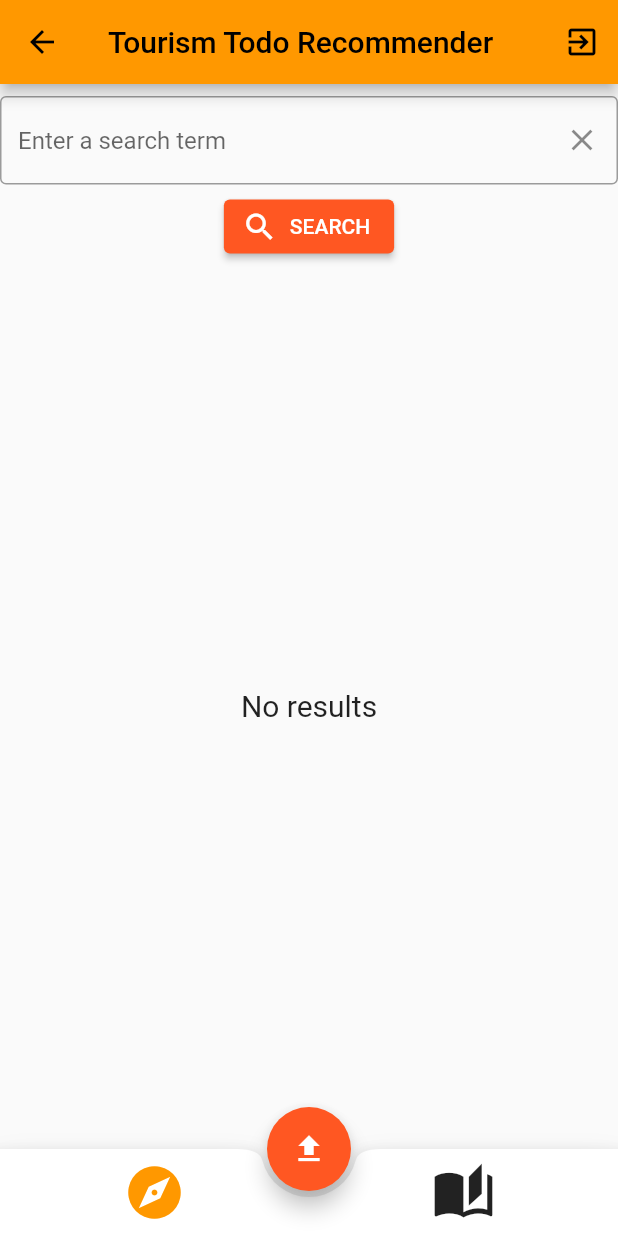
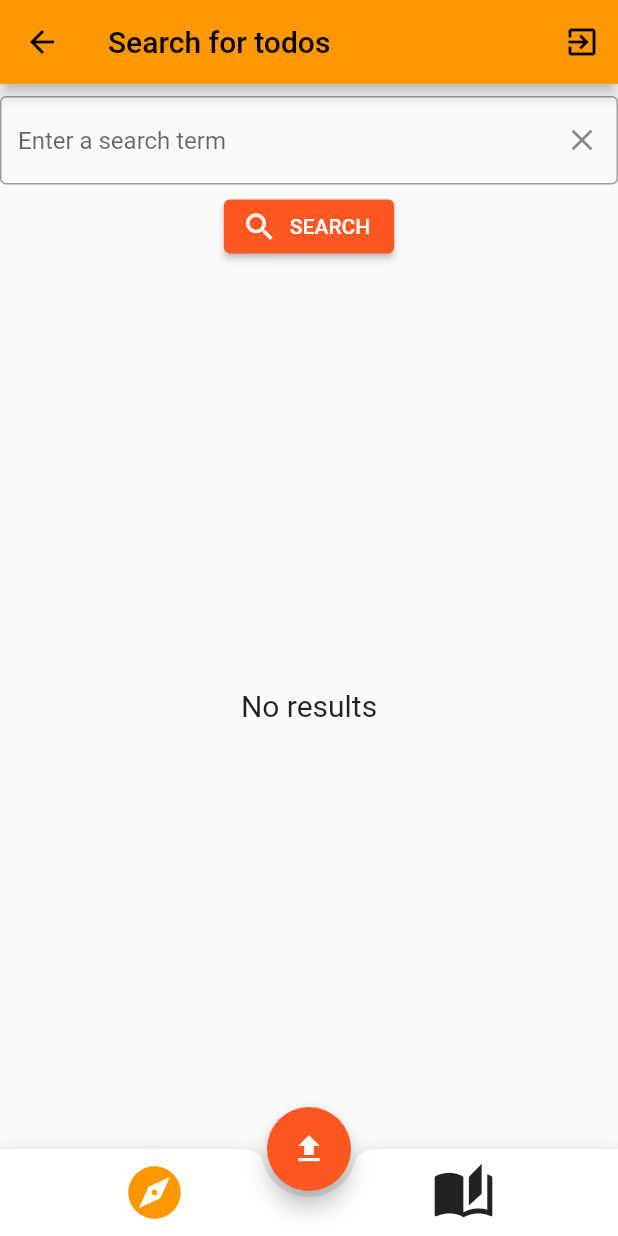
Before and after one commit to whattila/tourism_todo_recommender, a Flutter app: the HomeView screen opened directly, after a tap on "SEARCH", on a phone screen of 412 x 824 dp. Run offline on Flutter 3.47's test engine with Material 2 defaults, Android fonts, the phone set to English and light mode, and no system bars; our stand-ins replace bloc, cloud_firestore, equatable, firebase_auth, firebase_core, flutter_bloc and 3 more; missing offline and left inert: flow_builder; accounts and stored records are empty.

Commit message:
Refined UI and todo uploading/editing

```diff
--- a/lib/bloc/home/home_state.dart
+++ b/lib/bloc/home/home_state.dart
@@ -1,7 +1,7 @@
 import 'package:equatable/equatable.dart';
 
 /// These values represent the tabs available on the ButtomAppBar
-enum HomeTab {search, own}
+enum HomeTab { search, own }
 
 /// {@template home_state}
 /// It keeps record of which tab is selected on the ButtomAppBar
@@ -16,4 +16,16 @@ class HomeState extends Equatable {
 
   @override
   List<Object> get props => [tab];
+
+  /// The string representation of the selected tab.
+  /// tab can only have the two HomeTab values as it is non-nullable so this function will always return.
+  @override
+  String toString() {
+    switch (tab) {
+      case HomeTab.search:
+        return 'Search for todos';
+      case HomeTab.own:
+        return 'Your uploaded todos';
+    }
+  }
 }
--- a/lib/bloc/upload/upload_bloc.dart
+++ b/lib/bloc/upload/upload_bloc.dart
@@ -65,8 +65,10 @@ class UploadBloc extends Bloc<UploadEvent, UploadState> {
     // TODO: create displayName properly and use that
     emit(state.copyWith(status: UploadStatus.loading));
     Geolocation? location = await _tourismRepository.getLocationFromAddress(state.address);
-    final todo = (state.initialTodo ?? Todo(nature: '', detailedDescription: '', shortDescription: '', id: '', address: '', uploaderName: _tourismRepository.currentUser.email ?? '', uploaderId: _tourismRepository.currentUser.id))
+    final todo = (state.initialTodo ?? const Todo(nature: '', detailedDescription: '', shortDescription: '', id: '', address: '', uploaderName: '', uploaderId: ''))
         .copyWith(
+      uploaderName: _tourismRepository.currentUser.email,
+      uploaderId: _tourismRepository.currentUser.id,
       shortDescription: state.shortDescription,
       nature: state.nature,
       address: state.address,
--- a/lib/widget/home/home_page.dart
+++ b/lib/widget/home/home_page.dart
@@ -27,11 +27,13 @@ class HomeView extends StatelessWidget {
 
   @override
   Widget build(BuildContext context) {
-    final selectedTab = context.select((HomeCubit cubit) => cubit.state.tab);
+    final currentState = context.select((HomeCubit cubit) => cubit.state);
+    final selectedTab = currentState.tab;
+    final appBarTitle = currentState.toString();
 
     return Scaffold(
       appBar: AppBar(
-        title: const Text('Tourism Todo Recommender'),
+        title: Text(appBarTitle),
         actions: <Widget>[
           IconButton(
             key: const Key('homePage_logout_iconButton'),
--- a/lib/widget/map/map_page.dart
+++ b/lib/widget/map/map_page.dart
@@ -19,7 +19,7 @@ class MapPage extends StatefulWidget {
 class MapPageState extends State<MapPage> {
   final Completer<GoogleMapController> _controller = Completer();
   final Set<Marker> _markers = Set<Marker>();
-  double pinPillPosition = PIN_VISIBLE_POSITION;
+  double pinPillPosition = PIN_INVISIBLE_POSITION;
   late LatLng todoLatLng;
 
   @override
--- a/lib/widget/own/own_todos_page.dart
+++ b/lib/widget/own/own_todos_page.dart
@@ -49,10 +49,10 @@ class OwnTodosView extends StatelessWidget {
               } else if (state.status != OwnTodosStatus.success) {
                 return const SizedBox();
               } else {
-                return Center(
+                return const Center(
                   child: Text(
                     'You have not uploaded any todos yet',
-                    style: Theme.of(context).textTheme.caption,
+                    style: TextStyle(fontSize: 20),
                   ),
                 );
               }
```
